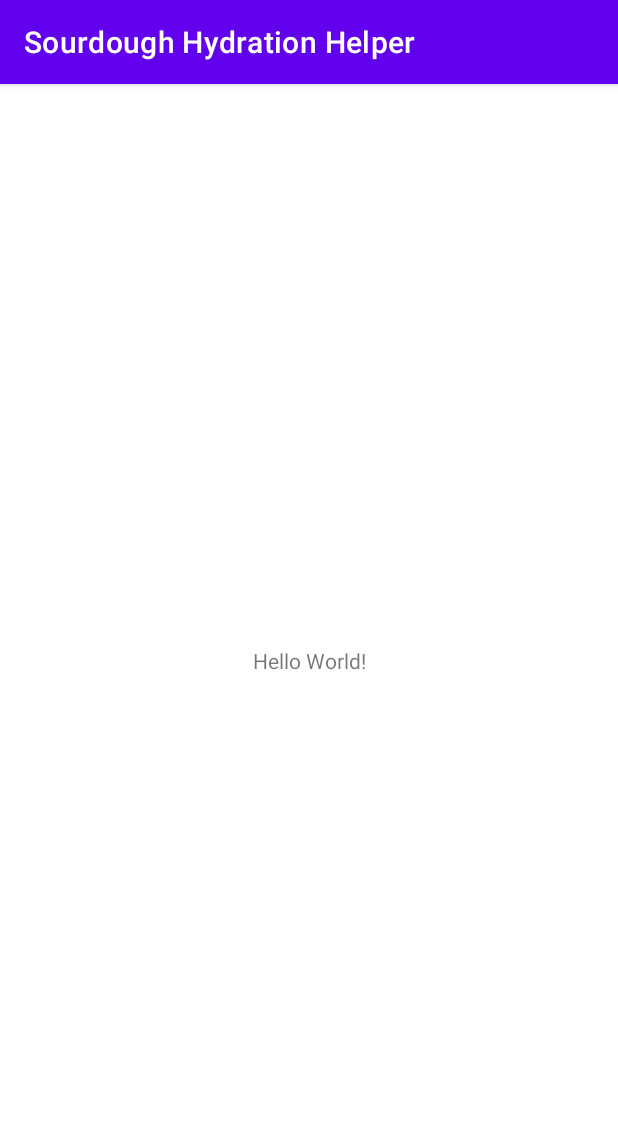
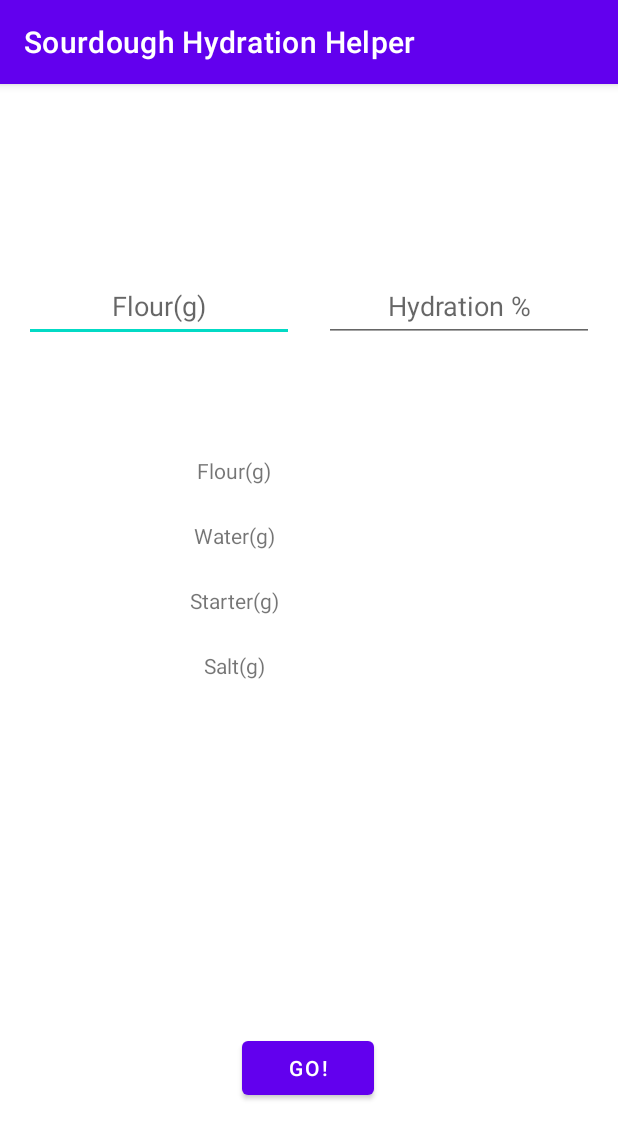
Before and after one commit to RichardSDietz/SourdoughHydrationCalculator, an Android app: the screen it shows after launch (MainActivity), on a phone screen of 412 x 824 dp. Shown: the top 1139 px of the screen. Run offline under Robolectric (Android 15) with nearby library versions, the phone set to English and light mode, and no system bars.

Commit message:
Added in basic UI and completed functionality of calculator to get the app to a basic functional form.

```diff
--- a/app/src/main/java/com/example/sourdoughhydrationhelper/MainActivity.java
+++ b/app/src/main/java/com/example/sourdoughhydrationhelper/MainActivity.java
@@ -1,8 +1,11 @@
 package com.example.sourdoughhydrationhelper;
 
 import androidx.appcompat.app.AppCompatActivity;
-
 import android.os.Bundle;
+import android.view.View;
+import android.widget.EditText;
+import android.widget.TextView;
+import java.util.Locale;
 
 public class MainActivity extends AppCompatActivity {
 
@@ -11,4 +14,26 @@ public class MainActivity extends AppCompatActivity {
         super.onCreate(savedInstanceState);
         setContentView(R.layout.activity_main);
     }
+
+    public void calculateHydration(View view)   {
+
+        EditText flourText = findViewById(R.id.flourText);
+        EditText hydrationText = findViewById(R.id.hydrationText);
+        TextView flourCalcText = findViewById(R.id.flourCalcText);
+        TextView waterCalcText = findViewById(R.id.waterCalcText);
+        TextView starterCalcText = findViewById(R.id.starterCalcText);
+        TextView saltCalcText = findViewById(R.id.saltCalcText);
+
+        String flourAmountS = flourText.getText().toString();
+        Float flourAmountF = Float.parseFloat(flourAmountS);
+        String hydrationPercS = hydrationText.getText().toString();
+        Float hydrationPercF = Float.parseFloat(hydrationPercS);
+        Float starterAmountF = flourAmountF * .28f;
+        Float waterAmountF = ((flourAmountF + (starterAmountF / 2)) * (hydrationPercF / 100)) - (starterAmountF / 2);
+        Float saltAmountF = (flourAmountF + (starterAmountF / 2)) * .02f;
+        flourCalcText.setText(String.format(Locale.ENGLISH, "%.0f", flourAmountF));
+        waterCalcText.setText(String.format(Locale.ENGLISH, "%.0f", waterAmountF));
+        starterCalcText.setText(String.format(Locale.ENGLISH, "%.0f", starterAmountF));
+        saltCalcText.setText(String.format(Locale.ENGLISH, "%.0f", saltAmountF));
+    }
 }
--- a/app/src/main/res/layout/activity_main.xml
+++ b/app/src/main/res/layout/activity_main.xml
@@ -6,13 +6,128 @@
     android:layout_height="match_parent"
     tools:context=".MainActivity">
 
+    <EditText
+        android:id="@+id/flourText"
+        android:layout_width="180dp"
+        android:layout_height="48dp"
+        android:layout_marginStart="16dp"
+        android:layout_marginTop="124dp"
+        android:hint="Flour(g)"
+        android:inputType="numberSigned"
+        android:textAlignment="center"
+        app:layout_constraintStart_toStartOf="parent"
+        app:layout_constraintTop_toTopOf="parent" />
+
+    <EditText
+        android:id="@+id/hydrationText"
+        android:layout_width="180dp"
+        android:layout_height="48dp"
+        android:layout_marginTop="124dp"
+        android:layout_marginEnd="16dp"
+        android:hint="Hydration %"
+        android:inputType="numberSigned"
+        android:textAlignment="center"
+        app:layout_constraintEnd_toEndOf="parent"
+        app:layout_constraintTop_toTopOf="parent" />
+
     <TextView
+        android:id="@+id/flourCalcText"
+        android:layout_width="80dp"
+        android:layout_height="19dp"
+        android:layout_marginTop="76dp"
+        android:layout_marginEnd="116dp"
+        android:text=""
+        android:textAlignment="center"
+        app:layout_constraintEnd_toEndOf="parent"
+        app:layout_constraintTop_toBottomOf="@+id/hydrationText" />
+
+    <TextView
+        android:id="@+id/flourStatText"
+        android:layout_width="80dp"
+        android:layout_height="19dp"
+        android:layout_marginStart="116dp"
+        android:layout_marginTop="76dp"
+        android:text="Flour(g)"
+        android:textAlignment="center"
+        app:layout_constraintStart_toStartOf="parent"
+        app:layout_constraintTop_toBottomOf="@+id/flourText" />
+
+    <TextView
+        android:id="@+id/waterCalcText"
+        android:layout_width="80dp"
+        android:layout_height="19dp"
+        android:layout_marginTop="24dp"
+        android:layout_marginEnd="116dp"
+        android:text=""
+        android:textAlignment="center"
+        app:layout_constraintEnd_toEndOf="parent"
+        app:layout_constraintTop_toBottomOf="@+id/flourCalcText" />
+
+    <TextView
+        android:id="@+id/waterStatText"
+        android:layout_width="80dp"
+        android:layout_height="19dp"
+        android:layout_marginStart="116dp"
+        android:layout_marginTop="24dp"
+        android:text="Water(g)"
+        android:textAlignment="center"
+        app:layout_constraintStart_toStartOf="parent"
+        app:layout_constraintTop_toBottomOf="@+id/flourStatText" />
+
+    <TextView
+        android:id="@+id/starterCalcText"
+        android:layout_width="80dp"
+        android:layout_height="19dp"
+        android:layout_marginTop="24dp"
+        android:layout_marginEnd="116dp"
+        android:text=""
+        android:textAlignment="center"
+        app:layout_constraintEnd_toEndOf="parent"
+        app:layout_constraintTop_toBottomOf="@+id/waterCalcText" />
+
+    <TextView
+        android:id="@+id/starterStatText"
+        android:layout_width="80dp"
+        android:layout_height="19dp"
+        android:layout_marginStart="116dp"
+        android:layout_marginTop="24dp"
+        android:text="Starter(g)"
+        android:textAlignment="center"
+        app:layout_constraintStart_toStartOf="parent"
+        app:layout_constraintTop_toBottomOf="@+id/waterStatText" />
+
+    <TextView
+        android:id="@+id/saltCalcText"
+        android:layout_width="80dp"
+        android:layout_height="19dp"
+        android:layout_marginTop="24dp"
+        android:layout_marginEnd="116dp"
+        android:text=""
+        android:textAlignment="center"
+        app:layout_constraintEnd_toEndOf="parent"
+        app:layout_constraintTop_toBottomOf="@+id/starterCalcText" />
+
+    <TextView
+        android:id="@+id/saltStatText"
+        android:layout_width="80dp"
+        android:layout_height="19dp"
+        android:layout_marginStart="116dp"
+        android:layout_marginTop="24dp"
+        android:text="Salt(g)"
+        android:textAlignment="center"
+        app:layout_constraintStart_toStartOf="parent"
+        app:layout_constraintTop_toBottomOf="@+id/starterStatText" />
+
+    <Button
+        android:id="@+id/CalcButton"
         android:layout_width="wrap_content"
         android:layout_height="wrap_content"
-        android:text="Hello World!"
+        android:layout_marginBottom="88dp"
+        android:onClick="calculateHydration"
+        android:text="GO!"
         app:layout_constraintBottom_toBottomOf="parent"
-        app:layout_constraintLeft_toLeftOf="parent"
-        app:layout_constraintRight_toRightOf="parent"
-        app:layout_constraintTop_toTopOf="parent" />
+        app:layout_constraintEnd_toEndOf="parent"
+        app:layout_constraintHorizontal_bias="0.498"
+        app:layout_constraintStart_toStartOf="parent" />
 
 </androidx.constraintlayout.widget.ConstraintLayout>
```
